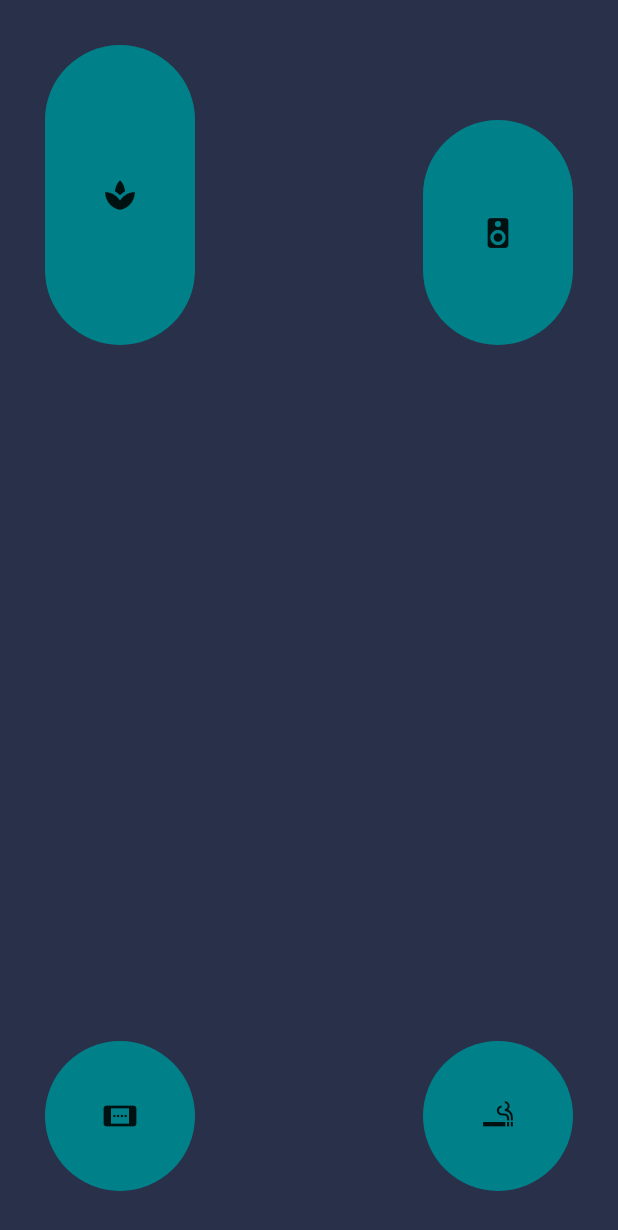
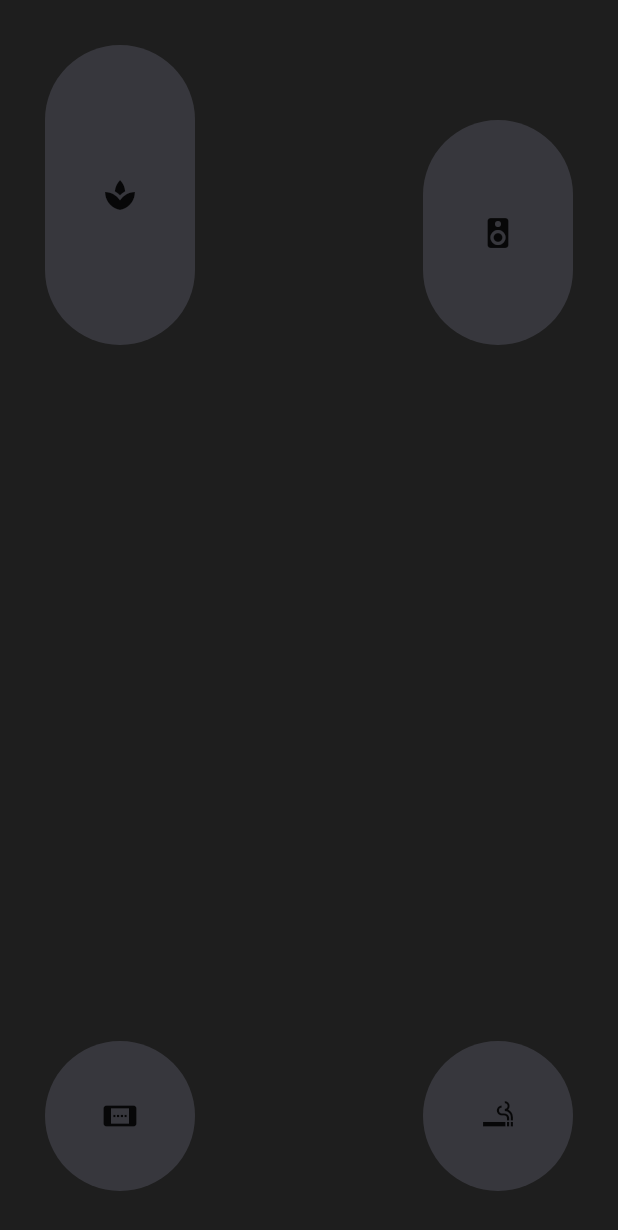
Before and after one commit to mebn/klasApp, a Flutter app: the screen it shows after launch, on a phone screen of 412 x 824 dp. Shown: the top 1230 px of the screen. Run offline on Flutter 3.47's test engine with Material 2 defaults, Android fonts, the phone set to English and light mode, and no system bars; missing offline and left inert: flutter_socket_io.

Commit message:
new colors

```diff
--- a/lib/main.dart
+++ b/lib/main.dart
@@ -28,19 +28,19 @@ class MyHomePageState extends State<MyHomePage> {
   String moveFlutter;
   // forward, backward, left, right
   List<bool> directions = [false, false, false, false];
-  List<Color> colors = [Color(0xFF00818a), Color(0xFF00818a), Color(0xFF00818a), Color(0xFF00818a)];
+  List<Color> colors = [Color(0xFF37373d), Color(0xFF37373d), Color(0xFF37373d), Color(0xFF37373d)];
 
   _holdB(int id){
     setState(() {
       directions[id] = true;
-      colors[id] = Color(0xFF404b69);
+      colors[id] = Color(0xFF252526);
     });
   }
 
   _releaseB(int id){
     setState(() {
       directions[id] = false;
-      colors[id] = Color(0xFF00818a);
+      colors[id] = Color(0xFF37373d);
     });
   }
 
@@ -65,7 +65,7 @@ class MyHomePageState extends State<MyHomePage> {
   @override
   Widget build(BuildContext context) {
     return new Scaffold(
-      backgroundColor: Color(0xFF283149),
+      backgroundColor: Color(0xFF1e1e1e),
       //appBar: new AppBar(
       //  title: new Text('klasApp'),
       //),
```
